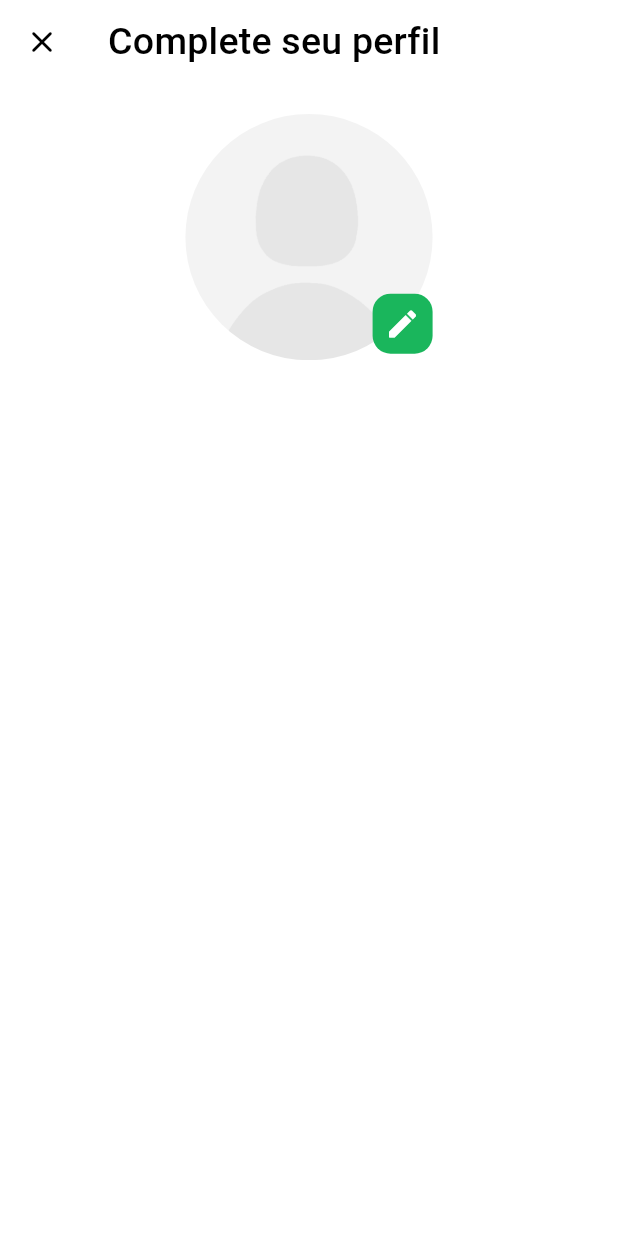
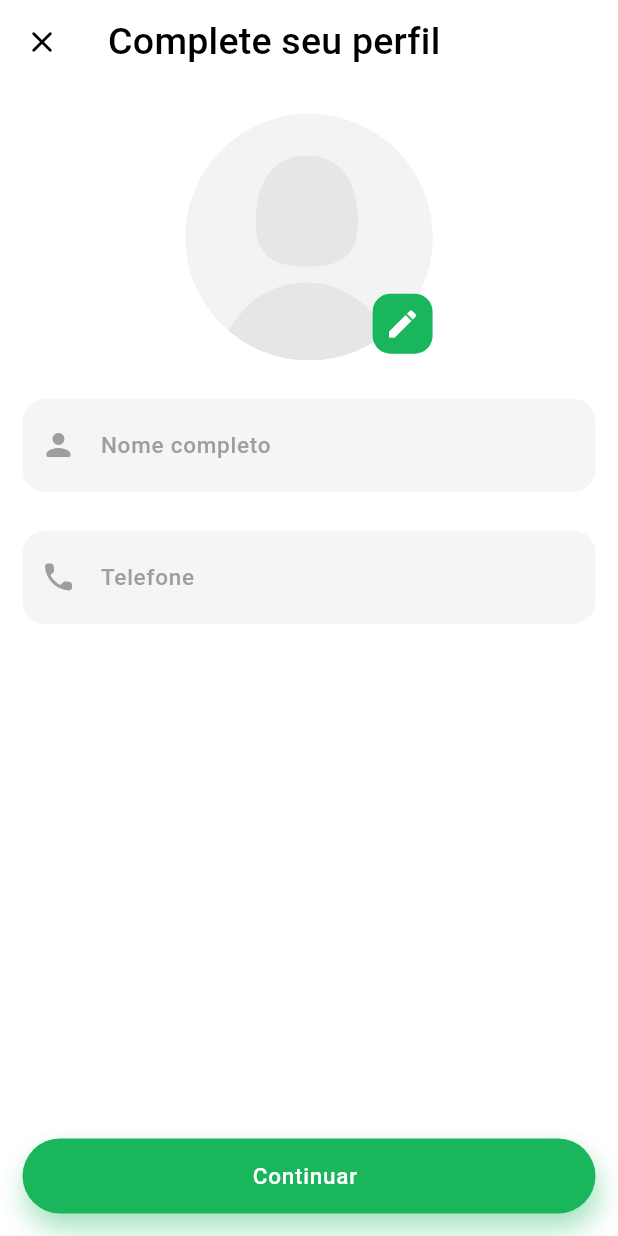
Before and after one commit to JoseVinicius-P/AluExpress-Flutter, a Flutter app: the FillProfilePage screen opened by its route, on a phone screen of 412 x 824 dp. Run offline on Flutter 3.47's test engine with Material 3 defaults, Android fonts, the phone set to English and light mode, and no system bars; drawn by our look-alikes of auto_size_text; our stand-ins replace carousel_slider, flutter_keyboard_visibility, flutter_modular, flutter_triple, mask_text_input_formatter, pinput and 1 more.

Commit message:
style: Adicionando elementos ao layout

```diff
--- a/lib/app/modules/profile/pages/fill_profile_page.dart
+++ b/lib/app/modules/profile/pages/fill_profile_page.dart
@@ -1,5 +1,9 @@
 import 'package:flutter/material.dart';
+import 'package:luguel/app/modules/authentication/widgets/text_field_widget.dart';
 import 'package:luguel/app/shared/utilities/my_colors.dart';
+import 'package:luguel/app/shared/utilities/my_edge_insets.dart';
+import 'package:luguel/app/shared/widgets/default_button_widget.dart';
+import 'package:mask_text_input_formatter/mask_text_input_formatter.dart';
 import 'package:responsive_builder/responsive_builder.dart';
 
 class FillProfilePage extends StatefulWidget {
@@ -8,9 +12,18 @@ class FillProfilePage extends StatefulWidget {
   FillProfilePageState createState() => FillProfilePageState();
 }
 class FillProfilePageState extends State<FillProfilePage> {
+  var focusNodeTextFieldPhoneNumber = FocusNode();
+
+  @override
+  void dispose() {
+    focusNodeTextFieldPhoneNumber.dispose();
+    super.dispose();
+  }
+
   @override
   Widget build(BuildContext context) {
     var theme = Theme.of(context);
+
     return Scaffold(
       extendBodyBehindAppBar: true,
       resizeToAvoidBottomInset: false,
@@ -25,19 +38,148 @@ class FillProfilePageState extends State<FillProfilePage> {
           style: theme.textTheme.titleMedium!.copyWith(color: MyColors.textColor, fontSize: 25),
         ),
       ),
-      body: Column(
+      body: OrientationLayoutBuilder(
+        portrait: (context) {
+          return SafeArea(
+            child: Padding(
+              padding: MyEdgeInsets.standard,
+              child: Column(
+                mainAxisSize: MainAxisSize.max,
                 children: [
-          const SizedBox(height: 20,),
-          SafeArea(
-            child: Center(
-              child: Container(
+                  const SizedBox(height: 5,),
+                  Center(
+                    child: SizedBox(
                       width: 40.sw,
                       height: 40.sw,
-                child: Stack(
+                      child: const AvatarWidget(
+                        placeholder: AssetImage('assets/images/profile.png'),
+                        avatarImage: AssetImage('assets/images/profile.png'),
+                      ),
+                    ),
+                  ),
+                  const SizedBox(height: 25,),
+                  TextFieldWidget(
+                    hint: "Nome completo",
+                    keyboardType: TextInputType.text,
+                    icon: Icons.person_rounded,
+                    textInputAction: TextInputAction.next,
+                    onFieldSubmitted: (_){
+                      FocusScope.of(context).requestFocus(focusNodeTextFieldPhoneNumber);
+                    },
+                  ),
+                  TextFieldWidget(
+                    hint: "Telefone",
+                    icon: Icons.phone_rounded,
+                    keyboardType: TextInputType.phone,
+                    textInputAction: TextInputAction.done,
+                    focusNode: focusNodeTextFieldPhoneNumber,
+                    maskFormatter: MaskTextInputFormatter(mask: "(##) # ####-####"),
+                  ),
+                  const Spacer(),
+                  DefaultButtonWidget(
+                    onTap: (){},
+                    text: "Continuar",
+                    backgroundColor: MyColors.primaryColor,
+                    textColor: MyColors.textButtonColor,
+                    shadow: true,
+                  )
+                ],
+              ),
+            ),
+          );
+        },
+        landscape: (context) {
+          return SafeArea(
+            child: Padding(
+              padding: MyEdgeInsets.standard,
+              child: Column(
+                mainAxisAlignment: MainAxisAlignment.center,
                 children: [
-                    const ClipOval(
+                  Row(
+                    mainAxisSize: MainAxisSize.max,
+                    mainAxisAlignment: MainAxisAlignment.center,
+                    crossAxisAlignment: CrossAxisAlignment.center,
+                    children: [
+                      Flexible(
+                        child: SizedBox(
+                          width: 40.sw,
+                          height: 40.sw,
+                          child: const AvatarWidget(
+                            placeholder: AssetImage('assets/images/profile.png'),
+                            avatarImage: AssetImage('assets/images/profile.png'),
+                          ),
+                        ),
+                      ),
+                      const SizedBox(width: 35,),
+                      Flexible(
+                        child: Column(
+                          mainAxisAlignment: MainAxisAlignment.center,
+                          mainAxisSize: MainAxisSize.max,
+                          children: [
+                            TextFieldWidget(
+                              hint: "Nome completo",
+                              keyboardType: TextInputType.text,
+                              icon: Icons.person_rounded,
+                              textInputAction: TextInputAction.next,
+                              onFieldSubmitted: (_){
+                                FocusScope.of(context).requestFocus(focusNodeTextFieldPhoneNumber);
+                              },
+                            ),
+                            TextFieldWidget(
+                              hint: "Telefone",
+                              icon: Icons.phone_rounded,
+                              keyboardType: TextInputType.phone,
+                              textInputAction: TextInputAction.done,
+                              focusNode: focusNodeTextFieldPhoneNumber,
+                              maskFormatter: MaskTextInputFormatter(mask: "(##) # ####-####"),
+                            ),
+                          ],
+                        ),
+                      ),
+                    ],
+                  ),
+                  const SizedBox(height: 40,),
+                  SizedBox(
+                    width: 100.sw,
+                    child: DefaultButtonWidget(
+                      onTap: (){},
+                      text: "Continuar",
+                      backgroundColor: MyColors.primaryColor,
+                      textColor: MyColors.textButtonColor,
+                      shadow: true,
+                    ),
+                  )
+                ],
+              ),
+            ),
+          );
+        },
+      ),
+    );
+  }
+}
+
+class AvatarWidget extends StatelessWidget {
+  const AvatarWidget({
+    super.key, required this.placeholder, required this.avatarImage,
+  });
+
+  final AssetImage placeholder;
+  final ImageProvider avatarImage;
+
+  @override
+  Widget build(BuildContext context) {
+    return Stack(
+      children: [
+        ClipOval(
           child: Image(
-                        image: AssetImage('assets/images/profile.png'),
+            image: placeholder,
+            fit: BoxFit.cover,
+          ),
+        ),
+        ClipOval(
+          child: Image(
+            image: avatarImage,
             fit: BoxFit.cover,
           ),
         ),
@@ -59,12 +201,6 @@ class FillProfilePageState extends State<FillProfilePage> {
           ),
         )
       ],
-                ),
-              ),
-            ),
-          ),
-        ],
-      ),
     );
   }
 }
```
Lines whose indentation alone changed are shown as unchanged.
